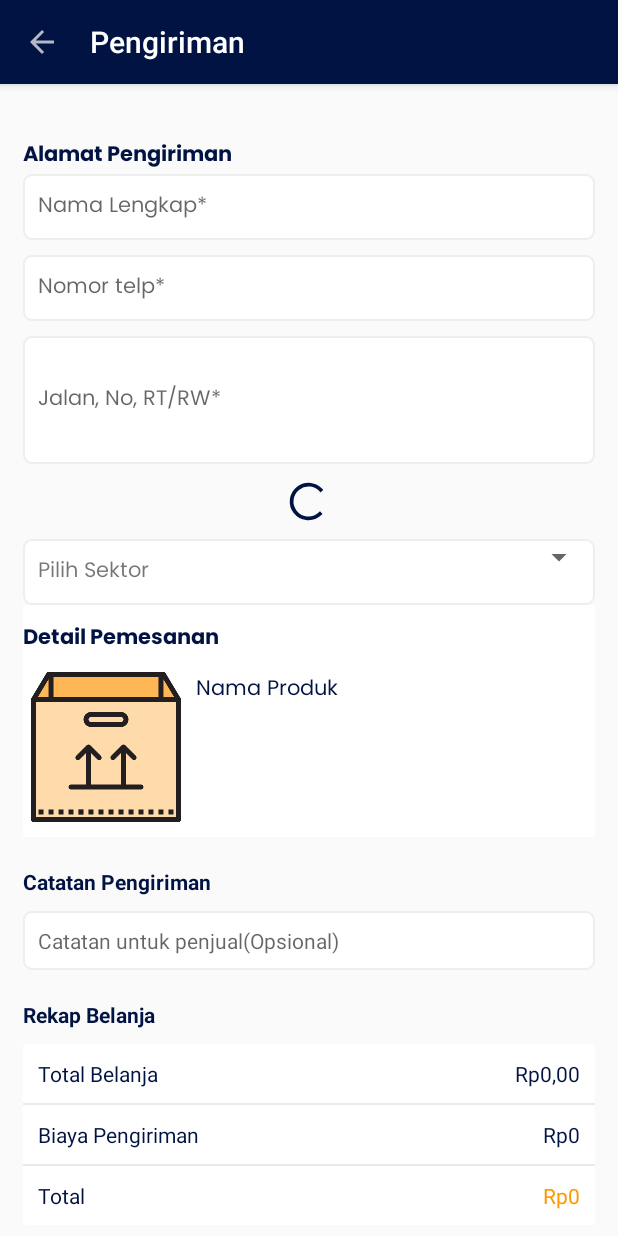
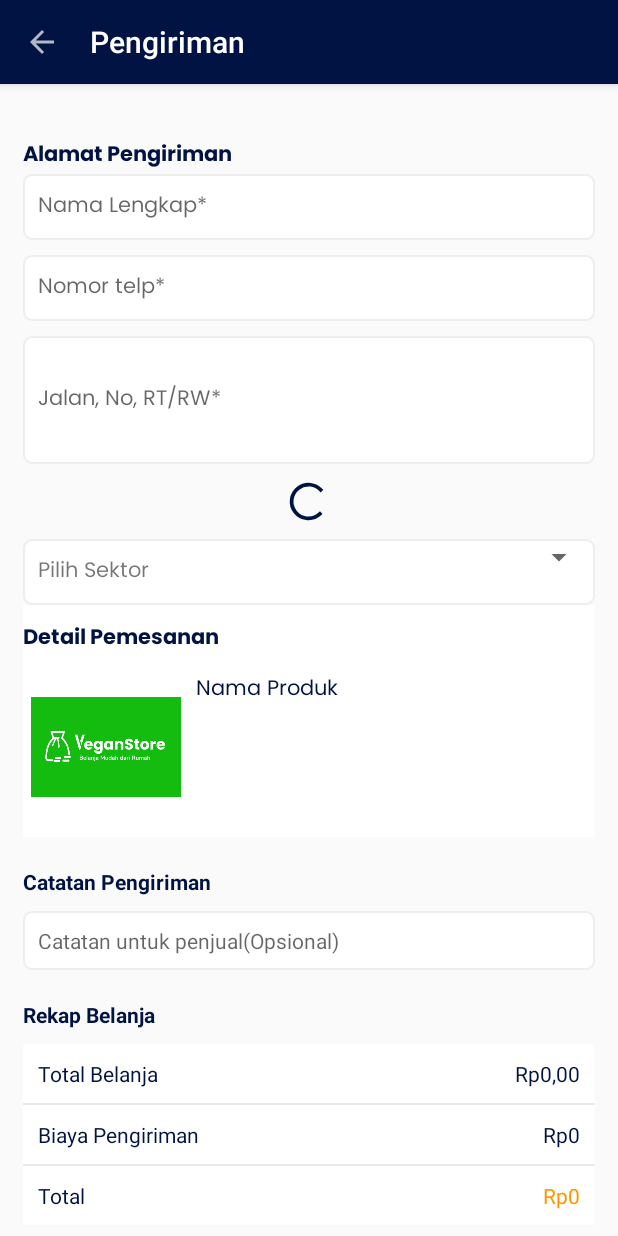
Before and after one commit to misskecupbung/VeganStoreAndroid, an Android app: the PengirimanActivity screen opened directly, with no data from a screen before it, on a phone screen of 412 x 824 dp. Run offline under Robolectric (Android 15) with nearby library versions, the light colour scheme and no system bars; our stand-ins replace Room's generated code; 4 statements that could not run were skipped.

Commit message:
mengubah layout gambar produk menjadi icon logo veganstore

```diff
--- a/app/src/main/res/layout/activity_pengiriman.xml
+++ b/app/src/main/res/layout/activity_pengiriman.xml
@@ -253,7 +253,7 @@
                         android:layout_width="100dp"
                         android:layout_height="100dp"
                         android:layout_marginLeft="5dp"
-                        android:src="@drawable/product" />
+                        android:src="@drawable/logo_veganstore" />
 
                     <TextView
                         android:id="@+id/produk_nama"
@@ -421,6 +421,7 @@
             </androidx.cardview.widget.CardView>
 
             <Button
+                android:id="@+id/btn_bayar"
                 android:layout_width="match_parent"
                 android:layout_height="35dp"
                 android:layout_gravity="center_horizontal"
```
Also changed, not shown: app/src/main/res/drawable/logo_veganstore.png (added).
